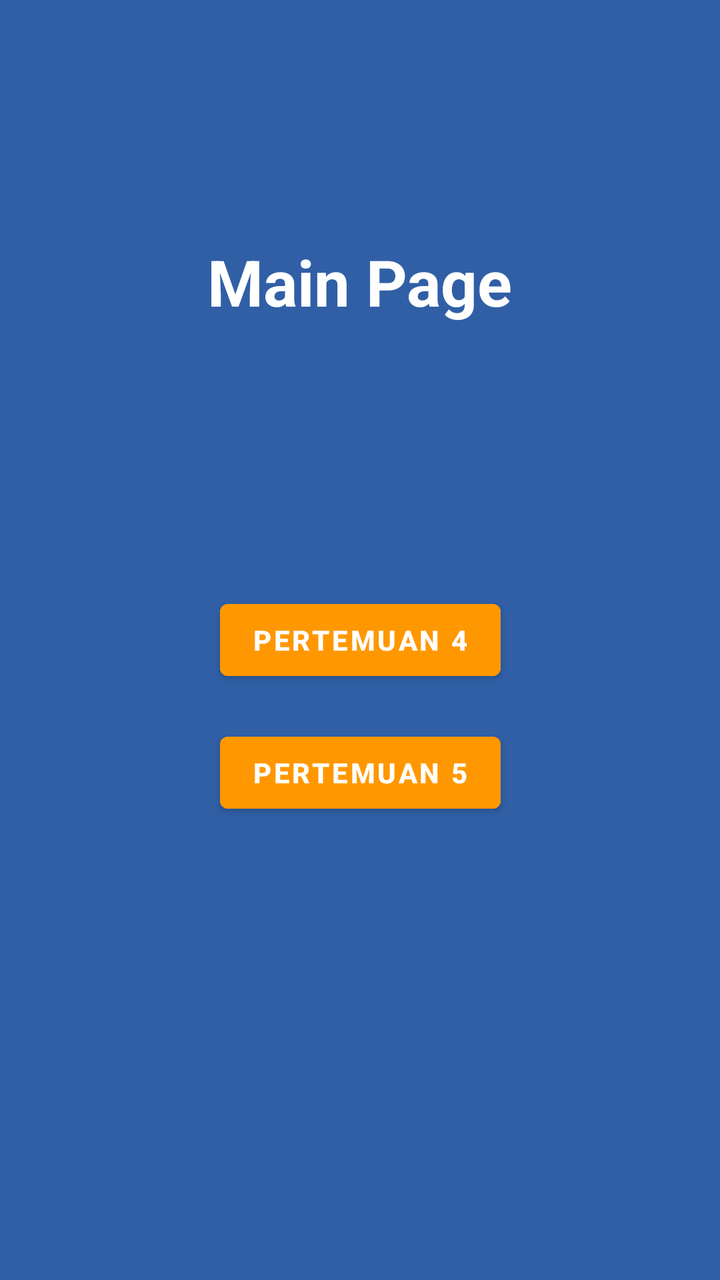
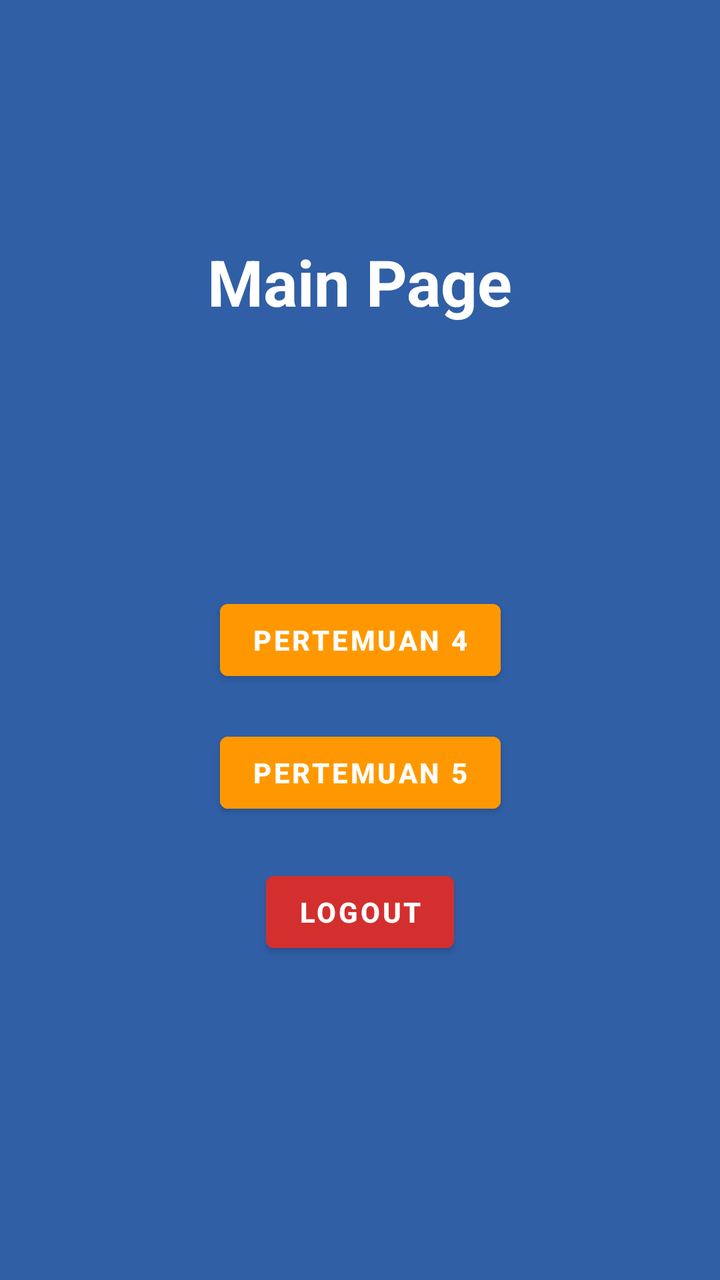

The first picture is an Android layout as it rendered before a commit; the second is the same layout after the commit. The layout source and the unified diff follow.
<!-- AndroidManifest.xml: activity theme Theme.Venus_muzian -->
<!-- res/layout/activity_main.xml -->
<?xml version="1.0" encoding="utf-8"?>
<androidx.constraintlayout.widget.ConstraintLayout
    xmlns:android="http://schemas.android.com/apk/res/android"
    xmlns:app="http://schemas.android.com/apk/res-auto"
    xmlns:tools="http://schemas.android.com/tools"
    android:id="@+id/main"
    android:layout_width="match_parent"
    android:layout_height="match_parent"
    android:background="#305FA6"
    tools:context=".MainActivity">

    <TextView
        android:id="@+id/textView"
        android:layout_width="wrap_content"
        android:layout_height="wrap_content"
        android:text="Main Page"
        android:textStyle="bold"
        android:textSize="32sp"
        android:textColor="@color/white"
        app:layout_constraintBottom_toBottomOf="parent"
        app:layout_constraintEnd_toEndOf="parent"
        app:layout_constraintStart_toStartOf="parent"
        app:layout_constraintTop_toTopOf="parent"
        app:layout_constraintVertical_bias="0.2" />

    <Button
        android:id="@+id/btnToFourth"
        android:layout_width="wrap_content"
        android:layout_height="wrap_content"
        android:text="Pertemuan 4"
        android:textStyle="bold"
        android:backgroundTint="#FF9800"
        app:layout_constraintBottom_toBottomOf="parent"
        app:layout_constraintEnd_toEndOf="parent"
        app:layout_constraintStart_toStartOf="parent"
        app:layout_constraintTop_toTopOf="parent"
        app:layout_constraintVertical_bias="0.500" />

    <Button
        android:id="@+id/btnToFifth"
        android:layout_width="wrap_content"
        android:layout_height="wrap_content"
        android:text="Pertemuan 5"
        android:textStyle="bold"
        android:backgroundTint="#FF9800"
        app:layout_constraintBottom_toBottomOf="parent"
        app:layout_constraintEnd_toEndOf="parent"
        app:layout_constraintStart_toStartOf="parent"
        app:layout_constraintTop_toTopOf="parent"
        app:layout_constraintVertical_bias="0.612" />

</androidx.constraintlayout.widget.ConstraintLayout>
<!-- resources referenced by this layout -->
<resources>
  <color name="white">#FFFFFFFF</color>
  <style name="Theme.Venus_muzian" parent="Theme.MaterialComponents.DayNight.NoActionBar" />
</resources>

<!-- the commit's change to res/layout/activity_main.xml (unified diff, before → after) -->
@@ -49,4 +49,19 @@
         app:layout_constraintTop_toTopOf="parent"
         app:layout_constraintVertical_bias="0.612" />
 
+    
+    <Button
+        android:id="@+id/btnLogout"
+        android:layout_width="wrap_content"
+        android:layout_height="wrap_content"
+        android:text="Logout"
+        android:textStyle="bold"
+        android:textColor="@color/white"
+        android:backgroundTint="#D32F2F"
+        app:layout_constraintBottom_toBottomOf="parent"
+        app:layout_constraintEnd_toEndOf="parent"
+        app:layout_constraintStart_toStartOf="parent"
+        app:layout_constraintTop_toTopOf="parent"
+        app:layout_constraintVertical_bias="0.73" />
+
 </androidx.constraintlayout.widget.ConstraintLayout>
